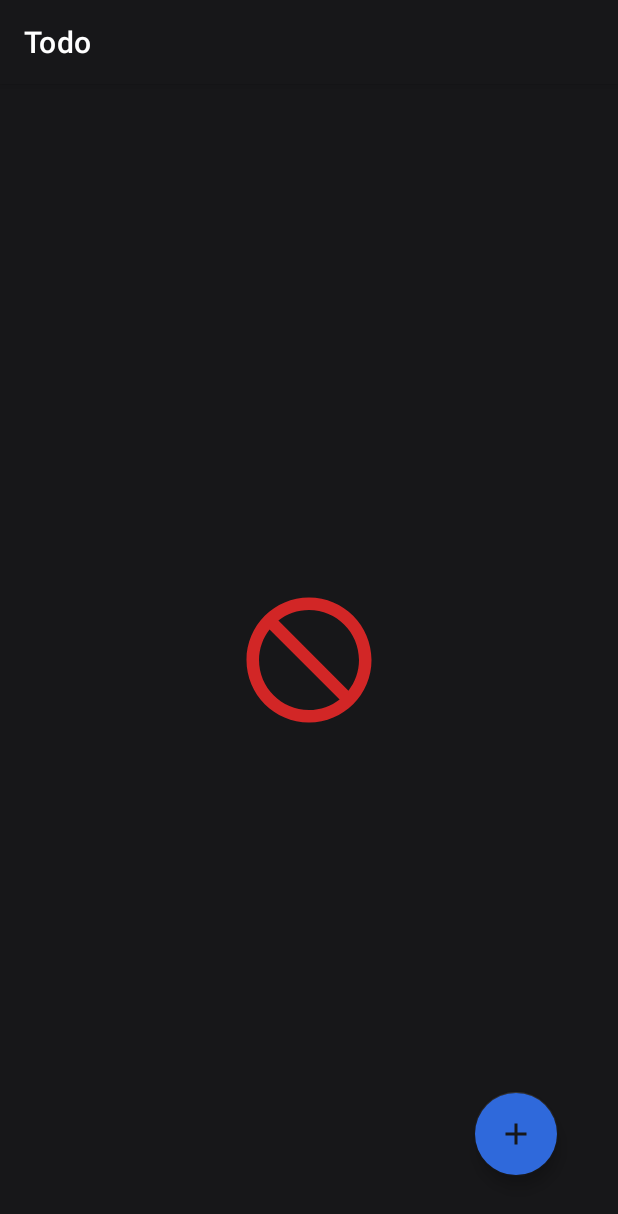
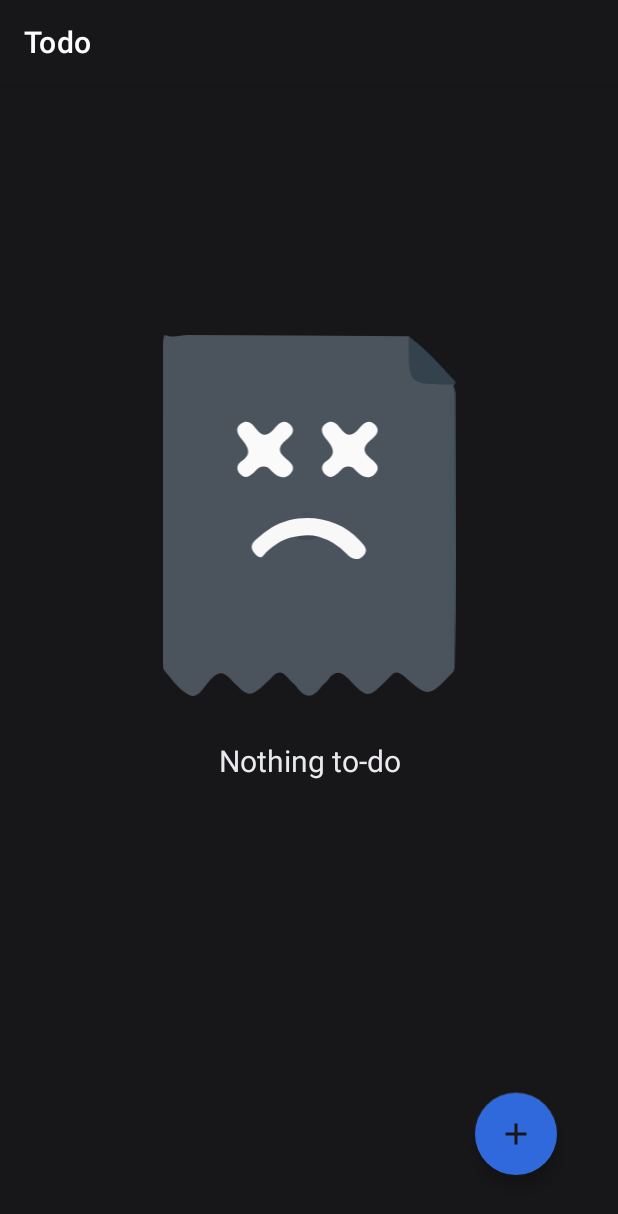
Before and after one commit to abiralpandey34/TodoApp-, an Android app: the screen it shows after launch (MainActivity), on a phone screen of 412 x 824 dp. Shown: the top 1214 px of the screen. Run offline under Robolectric (Android 15) with nearby library versions, the phone set to English and light mode, and no system bars; our stand-ins replace Room's generated code.

Commit message:
Loading Screen Animation added

```diff
--- /dev/null
+++ b/app/src/main/java/com/example/todoapp/LauncherActivity.java
@@ -0,0 +1,40 @@
+package com.example.todoapp;
+
+import androidx.appcompat.app.AppCompatActivity;
+
+import android.content.Intent;
+import android.os.Bundle;
+import android.os.Handler;
+import android.util.Log;
+import android.view.animation.Animation;
+import android.view.animation.AnimationUtils;
+import android.widget.ImageView;
+
+public class LauncherActivity extends AppCompatActivity {
+
+    ImageView launcherImage;
+
+    @Override
+    protected void onCreate(Bundle savedInstanceState) {
+        super.onCreate(savedInstanceState);
+        setContentView(R.layout.launcher_activity);
+
+        launcherImage = findViewById(R.id.launcher_image);
+
+        //Animation for Launch Screen is set here.
+        Animation animation = AnimationUtils.loadAnimation(this, R.anim.launcher_animation);
+        launcherImage.startAnimation(animation);
+
+        //Handler helps us to show loading animation for specified duration. In this case, 2000 ms.
+        Handler handler = new Handler();
+        handler.postDelayed(new Runnable() {
+            @Override
+            public void run() {
+                Intent intent = new Intent(LauncherActivity.this, MainActivity.class);
+                startActivity(intent);
+                finish();
+            }
+        },2000);
+
+    }
+}
--- a/app/src/main/java/com/example/todoapp/MainActivity.java
+++ b/app/src/main/java/com/example/todoapp/MainActivity.java
@@ -14,30 +14,7 @@ import java.util.List;
 
 import android.app.Activity;
 import android.widget.ImageView;
-
-
-//class Splash extends Activity {
-//
-//    /** Called when the activity is first created. */
-//    @Override
-//    public void onCreate(Bundle icicle) {
-//        super.onCreate(icicle);
-//        setContentView(R.layout.loading_screen);
-//
-//        /* New Handler to start the Menu-Activity
-//         * and close this Splash-Screen after some seconds.*/
-//
-//        new Handler().postDelayed(new Runnable(){
-//            @Override
-//            public void run() {
-//                /* Create an Intent that will start the Menu-Activity. */
-//                Intent mainIntent = new Intent(Splash.this, MainActivity.class);
-//                Splash.this.startActivity(mainIntent);
-//                Splash.this.finish();
-//            }
-//        }, 4000);
-//    }
-//}
+import android.widget.TextView;
 
 public class MainActivity extends AppCompatActivity {
 
@@ -49,11 +26,16 @@ public class MainActivity extends AppCompatActivity {
 
     FloatingActionButton addItemButton;
     ImageView noTodoItem;
+    TextView noTodoText;
+
 
     @Override
     protected void onCreate(Bundle savedInstanceState) {
         super.onCreate(savedInstanceState);
         setContentView(R.layout.activity_main);
+
+        noTodoItem = findViewById(R.id.no_todo_image);
+        noTodoText = findViewById(R.id.no_todo_text);
 
         recyclerView = findViewById(R.id.list);
         addItemButton = findViewById(R.id.add_item_button);
@@ -64,10 +46,7 @@ public class MainActivity extends AppCompatActivity {
         database = RoomDB.getInstance(this);
         this.todoList.addAll(this.database.todoDao().getAllTodos());
 
-        if(!todoList.isEmpty()){
-            noTodoItem = findViewById(R.id.no_todo_image);
-            noTodoItem.setVisibility(View.GONE);
-        }
+        determineVisibility();
 
         addItemButton.setOnClickListener(new View.OnClickListener(){
 
@@ -87,12 +66,21 @@ public class MainActivity extends AppCompatActivity {
         this.todoList.clear();
         this.todoList.addAll(this.database.todoDao().getAllTodos());
 
-        //todo : When note is deleted and ultimately no note is present, image doesn't show. Works at startup
-        if(!todoList.isEmpty()){
-            noTodoItem = findViewById(R.id.no_todo_image);
-            noTodoItem.setVisibility(View.GONE);
-        }
+        determineVisibility();
 
         adapter.notifyDataSetChanged();
     }
+
+    public void determineVisibility(){
+
+        if(!todoList.isEmpty()){
+
+            noTodoItem.setVisibility(View.GONE);
+            noTodoText.setVisibility(View.GONE);
+        }
+        else{
+            noTodoItem.setVisibility(View.VISIBLE);
+            noTodoText.setVisibility(View.VISIBLE);
+        }
+    }
 }
--- /dev/null
+++ b/app/src/main/res/anim/launcher_animation.xml
@@ -0,0 +1,18 @@
+<?xml version="1.0" encoding="utf-8"?>
+<set xmlns:android="http://schemas.android.com/apk/res/android">
+
+<!--    <scale-->
+<!--        android:fromXScale="1.0"-->
+<!--        android:fromYScale="1.0"-->
+<!--        android:pivotX="50%"-->
+<!--        android:pivotY="50%"-->
+<!--        android:toXScale="2.0"-->
+<!--        android:toYScale="2.0"/>-->
+
+    <translate
+        android:fromYDelta="0%p"
+        android:toYDelta="2%p"
+        android:duration = "2000">
+
+    </translate>
+</set>
--- /dev/null
+++ b/app/src/main/res/drawable/notfoundsvg.xml
@@ -0,0 +1,30 @@
+<vector xmlns:android="http://schemas.android.com/apk/res/android"
+    android:width="195.21dp"
+    android:height="240.99dp"
+    android:viewportWidth="195.21"
+    android:viewportHeight="240.99">
+  <path
+      android:pathData="M2.11,0.21C6.9,2.2 12.2,0 17.13,0Q90.6,0.45 164.07,0.76c3.21,5.28 5.12,10.92 4.85,17.2 -0.3,7.14 3.28,10.34 10.3,10.33 5.35,0 10.66,0.43 14.36,5.22a11.67,11.67 0,0 1,1.35 5.55c0,61 0.77,122 -0.35,183l-0.51,2.16c-0.47,0.61 -0.88,1.27 -1.4,1.82 -15.27,16 -15.43,16.17 -31.91,1.64 -4,-3.54 -6.32,-3.13 -9.26,0.48a32.89,32.89 0,0 1,-2.43 2.44c-12.19,12 -12.49,12.25 -24.44,-0.26 -5.37,-5.63 -9.34,-7.1 -14.31,-0.2 -1.33,1.84 -3.45,3.11 -4.78,5 -5.3,7.31 -10.38,7.68 -15.87,0.15 -1.78,-2.45 -4.53,-4.19 -6.39,-6.59 -3.91,-5.06 -7.36,-4.23 -10.83,0.33a6.88,6.88 0,0 1,-0.81 0.81c-13.3,12.64 -13.62,13 -26.2,-0.06 -5.43,-5.62 -8.51,-5.07 -13.53,0.28 -4,4.24 -8.24,12.85 -13.43,10.62C11.63,237.7 6.6,230.16 1.35,224.11 -0.12,222.42 0,219 0,216.4Q0,111.67 0.06,6.93C0.06,4.31 0.66,3 1.11,0.4Z"
+      android:fillColor="#4b545d"/>
+  <path
+      android:pathData="M191.66,33.12C164,32.85 164,32.85 164.05,5.34c0,-1.53 0,-3.06 0,-4.58C175.58,9.2 184.78,20 194.53,30.3a2.88,2.88 0,0 1,-0.08 3A2.09,2.09 0,0 1,191.66 33.12Z"
+      android:fillColor="#34424d"/>
+  <path
+      android:pathData="M88.18,134.74c-7.56,0.82 -13.07,5.35 -18.72,9.9 -1.82,1.47 -3.37,6.32 -7.44,1.94 -3.29,-3.54 -3.53,-6.65 -0.07,-9.73a68.71,68.71 0,0 1,10.79 -8.35c18.85,-11 44.31,-7.13 58.62,8.64 2.78,3.06 6.61,6.24 2.18,10.55 -3.89,3.78 -8.29,1.18 -10.75,-1.51a41.28,41.28 0,0 0,-18.61 -11.53A32.94,32.94 0,0 1,88.18 134.74Z"
+      android:fillColor="#f9f8f8"/>
+  <path
+      android:pathData="M124.07,87.79c-3.7,-0.43 -5.16,2.8 -7.5,4.6 -2.54,2 -5.1,3.65 -8.1,0.79 -3.33,-3.18 -2.53,-6.69 0.58,-8.82 7.13,-4.9 4.63,-9.07 0.48,-14.41 -2.23,-2.87 -5.82,-7.39 -0.61,-10.89 4.08,-2.73 7.33,0.15 9.7,3.38 4.36,6 8.22,5.27 12.5,-0.16 2.72,-3.43 6.51,-6.65 10.53,-2.34 4.16,4.48 -0.2,7.91 -3.23,10.47 -5,4.25 -5.12,7.57 0,11.8 3,2.5 7.56,5.84 3.22,10.35 -3.87,4 -8.23,2.63 -12,-1.19C128.15,89.78 126.73,87.75 124.07,87.79Z"
+      android:fillColor="#fafafa"/>
+  <path
+      android:pathData="M67.64,87.79c-3.69,-0.43 -5.16,2.8 -7.49,4.6 -2.55,2 -5.1,3.65 -8.11,0.79 -3.32,-3.18 -2.53,-6.69 0.59,-8.82 7.13,-4.9 4.63,-9.07 0.48,-14.41 -2.23,-2.87 -5.83,-7.39 -0.61,-10.89 4.08,-2.73 7.32,0.15 9.69,3.38 4.37,6 8.22,5.27 12.51,-0.16 2.71,-3.43 6.5,-6.65 10.52,-2.34 4.16,4.48 -0.2,7.91 -3.23,10.47 -5,4.25 -5.11,7.57 0,11.8 3,2.5 7.56,5.84 3.22,10.35 -3.87,4 -8.23,2.63 -12,-1.19C71.72,89.78 70.3,87.75 67.64,87.79Z"
+      android:fillColor="#fafafa"/>
+  <path
+      android:pathData="M193.7,33c0.09,63.6 1.15,127.2 -0.54,190.8 -2.41,-4.31 -1.45,-9 -1.45,-13.55q-0.11,-88.58 -0.05,-177.16Z"
+      android:fillColor="#45545d"/>
+  <path
+      android:pathData="M88.18,134.74a33.31,33.31 0,0 1,16 -0.09C98.86,137.73 93.53,137.62 88.18,134.74Z"
+      android:fillColor="#404a54"/>
+  <path
+      android:pathData="M99.85,118.58c-2.71,2.8 -4.66,1.47 -7.43,1.68C95.17,117.43 97.12,118.72 99.85,118.58Z"
+      android:fillColor="#475059"/>
+</vector>
--- a/app/src/main/res/layout/activity_main.xml
+++ b/app/src/main/res/layout/activity_main.xml
@@ -24,9 +24,23 @@
         android:id="@+id/no_todo_image"
         android:layout_width="match_parent"
         android:layout_height="wrap_content"
-        android:src="@drawable/not_allowed"
+        android:src="@drawable/notfoundsvg"
         app:layout_constraintBottom_toBottomOf="@+id/list"
         app:layout_constraintTop_toTopOf="@+id/list"
+        app:layout_constraintVertical_bias="0.302"
+        tools:layout_editor_absoluteX="24dp" />
+
+    <TextView
+        android:id="@+id/no_todo_text"
+        android:layout_width="match_parent"
+        android:layout_height="wrap_content"
+        android:text="Nothing to-do"
+        android:textAlignment="center"
+        android:textColor="@color/text_color"
+        android:textSize="20dp"
+        app:layout_constraintBottom_toBottomOf="@+id/list"
+        app:layout_constraintTop_toBottomOf="@+id/no_todo_image"
+        app:layout_constraintVertical_bias="0.094"
         tools:layout_editor_absoluteX="20dp" />
 
     <com.google.android.material.floatingactionbutton.FloatingActionButton
--- a/app/src/main/res/layout/list_item.xml
+++ b/app/src/main/res/layout/list_item.xml
@@ -4,7 +4,7 @@
     xmlns:app="http://schemas.android.com/apk/res-auto"
     xmlns:tools="http://schemas.android.com/tools"
     android:layout_width="match_parent"
-    android:layout_height="wrap_content"
+    android:layout_height="80dp"
     android:background="@color/card_background"
     android:layout_marginBottom="10dp"
 
@@ -16,7 +16,7 @@
         android:layout_height="wrap_content"
         android:text="Gello this is a test"
         android:textColor="@color/text_color"
-        android:textStyle="bold"
+        android:textSize="18dp"
         android:paddingLeft="20dp"
         app:layout_constraintBottom_toBottomOf="parent"
         app:layout_constraintStart_toStartOf="parent"
--- a/app/src/main/res/values/strings.xml
+++ b/app/src/main/res/values/strings.xml
@@ -6,5 +6,4 @@
     <string name="app_slogan">Don\'t Miss Anything.</string>
 
 
-
 </resources>
```
Also changed, not shown: app/src/main/AndroidManifest.xml (+11 -4 lines), app/src/main/java/com/example/todoapp/AddTodoActivity.java (+45 -45 lines), app/src/main/res/drawable/ic_logo.xml (added, +27 -0 lines), app/src/main/res/drawable/ic_logo_dark_mode.xml (added, +24 -0 lines), app/src/main/res/drawable/notfoundwitharrow.xml (added, +33 -0 lines), app/src/main/res/layout/activity_add_todo.xml (+21 -11 lines), app/src/main/res/layout/activity_launcher.xml (added, +9 -0 lines), app/src/main/res/layout/launcher_activity.xml (added, +40 -0 lines), 3 other files.
